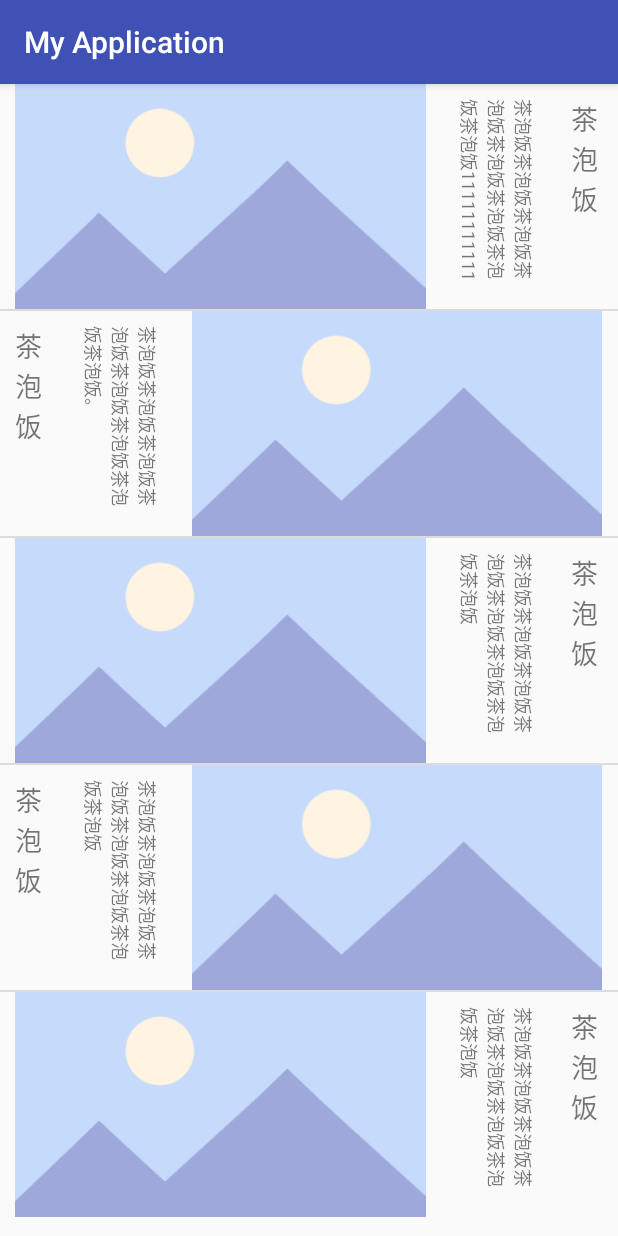
After one commit to tonghua97/Food, an Android app: the fragment Fragment_Recommend shown on its own in the app's theme, on a phone screen of 412 x 824 dp. The commit adds this screen. Run offline under Robolectric (Android 15) with nearby library versions, the phone set to English and light mode, and no system bars.

Commit message:
编写首页推荐页面相关代码（adapter、fragment等）

```diff
--- /dev/null
+++ b/MyApplication/app/src/main/java/com/example/administrator/adapter/Adapter_Recommend.java
@@ -0,0 +1,79 @@
+package com.example.administrator.adapter;
+
+import android.content.Context;
+import android.view.LayoutInflater;
+import android.view.View;
+import android.view.ViewGroup;
+import android.widget.BaseAdapter;
+import android.widget.ImageView;
+import android.widget.TextView;
+
+import com.example.administrator.domain.Data_Recommend;
+import com.example.administrator.myapplication.R;
+import com.example.administrator.ui.VerticalTextView;
+
+import java.util.ArrayList;
+import java.util.List;
+
+/**
+ * 推荐Adapter
+ * Created by 王晨阳 on 2016/11/22.
+ */
+
+public class Adapter_Recommend extends BaseAdapter{
+    private Context mContext;
+    private List<Data_Recommend> mData = new ArrayList<>();
+
+    /**
+     * 带参构造函数
+     * @param mContext
+     * @param mData
+     */
+    public Adapter_Recommend(Context mContext, List<Data_Recommend> mData) {
+        this.mContext = mContext;
+        this.mData = mData;
+    }
+
+    @Override
+    public int getCount() {
+        return mData.size();
+    }
+
+    @Override
+    public Object getItem(int i) {
+        return mData.get(i);
+    }
+
+    @Override
+    public long getItemId(int i) {
+        return mData.get(i).getId();
+    }
+
+    @Override
+    public View getView(int i, View view, ViewGroup viewGroup) {
+        if (view == null){
+            if(i%2 == 0){
+                view = LayoutInflater.from(mContext).inflate(R.layout.listview_item_recommend_right,null);
+            }else {
+                view = LayoutInflater.from(mContext).inflate(R.layout.listview_item_recommend_left, null);
+            }
+        }
+        ImageView Rec_Image = (ImageView)view.findViewById(R.id.Iv_recommend_image);
+        String Url = mData.get(i).getImage();
+        /*
+        DisplayImageOptions options = new DisplayImageOptions.Builder()
+
+                .showImageOnLoading(R.drawable.loading)
+                .cacheInMemory(true)
+                .cacheOnDisk(true)
+                .bitmapConfig(Bitmap.Config.RGB_565)
+                .build();
+        ImageLoader.getInstance().displayImage(Url, Img_Goods, options);
+*/
+        TextView Rec_Name = (TextView)view.findViewById(R.id.Tv_recommend_name);
+        Rec_Name.setText(mData.get(i).getName());
+        VerticalTextView Rec_Intr = (VerticalTextView) view.findViewById(R.id.Tv_recommend_introduction);
+        Rec_Intr.setText(mData.get(i).getIntroduction());
+        return view;
+    }
+}
--- /dev/null
+++ b/MyApplication/app/src/main/java/com/example/administrator/domain/Data_Recommend.java
@@ -0,0 +1,73 @@
+package com.example.administrator.domain;
+
+/**
+ * 推荐表类
+ * Created by 王晨阳 on 2016/11/22.
+ */
+
+public class Data_Recommend {
+    private long Id;    //推荐表id
+    private String RecipesId;   //食谱id
+    private String Image;   //食谱图片URL
+    private String Name;   //食谱名称
+    private String Introduction;   //食谱简介
+
+    /**
+     * 带参构造方法
+     * @param id
+     * @param image
+     * @param introduction
+     * @param name
+     * @param recipesId
+     */
+    public Data_Recommend(long id, String recipesId, String image, String name, String introduction) {
+        Id = id;
+        RecipesId = recipesId;
+        Image = image;
+        Name = name;
+        Introduction = introduction;
+    }
+
+    /**
+     * getter,setter 方法
+     */
+    public long getId() {
+        return Id;
+    }
+
+    public void setId(Long id) {
+        Id = id;
+    }
+
+    public String getImage() {
+        return Image;
+    }
+
+    public void setImage(String image) {
+        Image = image;
+    }
+
+    public String getIntroduction() {
+        return Introduction;
+    }
+
+    public void setIntroduction(String introduction) {
+        Introduction = introduction;
+    }
+
+    public String getName() {
+        return Name;
+    }
+
+    public void setName(String name) {
+        Name = name;
+    }
+
+    public String getRecipesId() {
+        return RecipesId;
+    }
+
+    public void setRecipesId(String recipesId) {
+        RecipesId = recipesId;
+    }
+}
--- /dev/null
+++ b/MyApplication/app/src/main/java/com/example/administrator/fragment/Fragment_Recommend.java
@@ -0,0 +1,60 @@
+package com.example.administrator.fragment;
+
+import android.app.Fragment;
+import android.content.Intent;
+import android.os.Bundle;
+import android.support.annotation.Nullable;
+import android.view.LayoutInflater;
+import android.view.View;
+import android.view.ViewGroup;
+import android.widget.AdapterView;
+import android.widget.ListView;
+
+import com.example.administrator.adapter.Adapter_Recommend;
+import com.example.administrator.domain.Data_Recommend;
+import com.example.administrator.myapplication.R;
+
+import java.util.ArrayList;
+import java.util.List;
+
+/**
+ * Created by wcyhp on 2016/11/22.
+ */
+
+public class Fragment_Recommend extends Fragment {
+    private View view;
+    private List<Data_Recommend> ls = new ArrayList<Data_Recommend>();
+    private Adapter_Recommend recommednAdapter;
+    private ListView lv;
+
+    @Nullable
+    @Override
+    public View onCreateView(LayoutInflater inflater, ViewGroup container, Bundle savedInstanceState) {
+        view = inflater.inflate(R.layout.fragment_recommend, container, false);
+        lv = (ListView)view.findViewById(R.id.Lv_recommend);
+
+        return view;
+    }
+
+    @Override
+    public void onViewCreated(View view, Bundle savedInstanceState) {
+        super.onViewCreated(view, savedInstanceState);
+        getData();
+        recommednAdapter = new Adapter_Recommend(getActivity(),ls);
+        lv.setAdapter(recommednAdapter);
+        lv.setOnItemClickListener(new AdapterView.OnItemClickListener() {
+            @Override
+            public void onItemClick(AdapterView<?> adapterView, View view, int i, long l) {
+                Intent intent = new Intent();
+            }
+        });
+    }
+
+    private void getData() {
+        ls.add(new Data_Recommend(0L,"1","茶泡饭","茶泡饭","茶泡饭茶泡饭茶泡饭茶泡饭茶泡饭茶泡饭茶泡饭茶泡饭11111111111"));
+        ls.add(new Data_Recommend(1L,"1","茶泡饭","茶泡饭","茶泡饭茶泡饭茶泡饭茶泡饭茶泡饭茶泡饭茶泡饭茶泡饭。"));
+        ls.add(new Data_Recommend(2L,"1","茶泡饭","茶泡饭","茶泡饭茶泡饭茶泡饭茶泡饭茶泡饭茶泡饭茶泡饭茶泡饭"));
+        ls.add(new Data_Recommend(3L,"1","茶泡饭","茶泡饭","茶泡饭茶泡饭茶泡饭茶泡饭茶泡饭茶泡饭茶泡饭茶泡饭"));
+        ls.add(new Data_Recommend(4L,"1","茶泡饭","茶泡饭","茶泡饭茶泡饭茶泡饭茶泡饭茶泡饭茶泡饭茶泡饭茶泡饭"));
+    }
+}
--- a/MyApplication/app/src/main/java/com/example/administrator/ui/VerticalTextView.java
+++ b/MyApplication/app/src/main/java/com/example/administrator/ui/VerticalTextView.java
@@ -2,6 +2,7 @@ package com.example.administrator.ui;
 
 import android.content.Context;
 import android.graphics.Canvas;
+import android.text.TextPaint;
 import android.util.AttributeSet;
 import android.view.Gravity;
 import android.widget.TextView;
@@ -13,39 +14,55 @@ import android.widget.TextView;
 public class VerticalTextView extends TextView {
     final boolean topDown;
 
+    public VerticalTextView(Context context, AttributeSet attrs) {
 
-    public VerticalTextView(Context context, AttributeSet attrs){
         super(context, attrs);
+
         final int gravity = getGravity();
-        if(Gravity.isVertical(gravity) && (gravity&Gravity.VERTICAL_GRAVITY_MASK) == Gravity.BOTTOM) {
-            setGravity((gravity&Gravity.HORIZONTAL_GRAVITY_MASK) | Gravity.TOP);
+
+        if (Gravity.isVertical(gravity)
+                && (gravity & Gravity.VERTICAL_GRAVITY_MASK) == Gravity.BOTTOM) {
+
+            setGravity((gravity & Gravity.HORIZONTAL_GRAVITY_MASK) | Gravity.TOP);
             topDown = false;
-        }else
+        }
+        else {
+
             topDown = true;
+        }
     }
 
     @Override
-    protected void onMeasure(int widthMeasureSpec, int heightMeasureSpec){
+    protected void onMeasure(int widthMeasureSpec, int heightMeasureSpec) {
+
         super.onMeasure(heightMeasureSpec, widthMeasureSpec);
+
         setMeasuredDimension(getMeasuredHeight(), getMeasuredWidth());
     }
 
+    @Override
+    protected void onDraw(Canvas canvas) {
 
-    @Override
-    protected boolean setFrame(int l, int t, int r, int b){
-        return super.setFrame(l, t, l+(b-t), t+(r-l));
-    }
+        TextPaint textPaint = getPaint();
+        textPaint.setColor(getCurrentTextColor());
+        textPaint.drawableState = getDrawableState();
 
-    @Override
-    public void draw(Canvas canvas){
-        if(topDown){
-            canvas.translate(getHeight(), 0);
+        canvas.save();
+
+        if (topDown) {
+
+            canvas.translate(getWidth(), 0);
             canvas.rotate(90);
-        }else {
-            canvas.translate(0, getWidth());
+        }
+        else {
+
+            canvas.translate(0, getHeight());
             canvas.rotate(-90);
         }
-        canvas.clipRect(0, 0, getWidth(), getHeight(), android.graphics.Region.Op.REPLACE);
-        super.draw(canvas);
+
+        canvas.translate(getCompoundPaddingLeft(), getExtendedPaddingTop());
+
+        getLayout().draw(canvas);
+        canvas.restore();
     }
 }
--- a/MyApplication/app/src/main/res/layout/fragment_recommend.xml
+++ b/MyApplication/app/src/main/res/layout/fragment_recommend.xml
@@ -3,7 +3,7 @@
     android:orientation="vertical" android:layout_width="match_parent"
     android:layout_height="match_parent">
     <ListView
-        android:id="@+id/lv_recommend"
+        android:id="@+id/Lv_recommend"
         android:layout_width="match_parent"
         android:layout_height="wrap_content">
     </ListView>
--- a/MyApplication/app/src/main/res/layout/listview_item_recommend_left.xml
+++ b/MyApplication/app/src/main/res/layout/listview_item_recommend_left.xml
@@ -2,5 +2,37 @@
 <LinearLayout xmlns:android="http://schemas.android.com/apk/res/android"
     android:orientation="vertical" android:layout_width="match_parent"
     android:layout_height="match_parent">
+    <LinearLayout
+        android:layout_width="match_parent"
+        android:layout_height="wrap_content"
+        android:orientation="horizontal">
+        <RelativeLayout
+            android:layout_width="0dp"
+            android:layout_height="150dp"
+            android:layout_weight="2"
+            android:padding="10dp">
+            <TextView
+                android:id="@+id/Tv_recommend_name"
+                android:layout_width="wrap_content"
+                android:layout_height="wrap_content"
+                android:ems="1"
+                android:text="茶泡饭"
+                android:textSize="18dp"/>
 
+            <com.example.administrator.ui.VerticalTextView
+                android:id="@+id/Tv_recommend_introduction"
+                android:layout_width="wrap_content"
+                android:layout_height="wrap_content"
+                android:layout_alignParentRight="true"
+                android:textSize="12dp"
+                android:maxLines="3"
+                android:text="茶泡饭是指用热茶水来泡冷饭。通常以盐、梅干、海笞等配料，和饭一起泡。制作方便，取材简单。"/>
+        </RelativeLayout>
+        <ImageView
+            android:id="@+id/Iv_recommend_image"
+            android:layout_width="0dp"
+            android:layout_height="150dp"
+            android:layout_weight="5"
+            android:src="@drawable/img_loading"/>
+    </LinearLayout>
 </LinearLayout>
--- a/MyApplication/app/src/main/res/layout/listview_item_recommend_right.xml
+++ b/MyApplication/app/src/main/res/layout/listview_item_recommend_right.xml
@@ -8,6 +8,7 @@
         android:layout_height="wrap_content"
         android:orientation="horizontal">
         <ImageView
+            android:id="@+id/Tv_recommend_image"
             android:layout_width="0dp"
             android:layout_height="150dp"
             android:layout_weight="5"
@@ -18,6 +19,7 @@
             android:layout_weight="2"
             android:padding="10dp">
             <TextView
+                android:id="@+id/Tv_recommend_name"
                 android:layout_width="wrap_content"
                 android:layout_height="wrap_content"
                 android:layout_alignParentRight="true"
@@ -26,6 +28,7 @@
                 android:textSize="18dp"/>
 
             <com.example.administrator.ui.VerticalTextView
+                android:id="@+id/Tv_recommend_introduction"
                 android:layout_width="wrap_content"
                 android:layout_height="wrap_content"
                 android:textSize="12dp"
```
Also changed, not shown: MyApplication/app/src/main/res/layout/activity_main_bottom.xml (added, +74 -0 lines), MyApplication/app/src/main/res/layout/activity_main_top.xml (added, +22 -0 lines), MyApplication/app/src/main/res/values/colors.xml (+9 -0 lines), MyApplication/app/src/main/res/drawable/icon_classify_down.png (added), MyApplication/app/src/main/res/drawable/icon_classify_normal.png (added), MyApplication/app/src/main/res/drawable/icon_home_down.png (added), MyApplication/app/src/main/res/drawable/icon_home_normal.png (added), MyApplication/app/src/main/res/drawable/icon_person_down.png (added), MyApplication/app/src/main/res/drawable/icon_person_normal.png (added), MyApplication/app/src/main/res/drawable/img_search.png (added).
